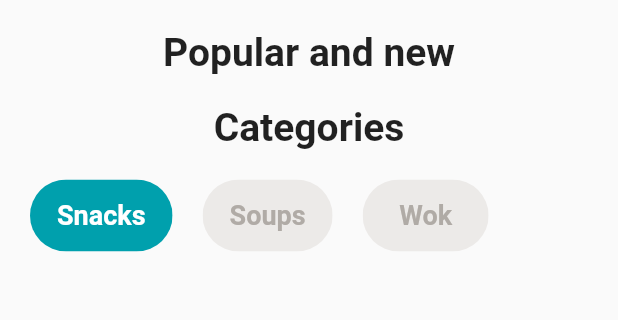
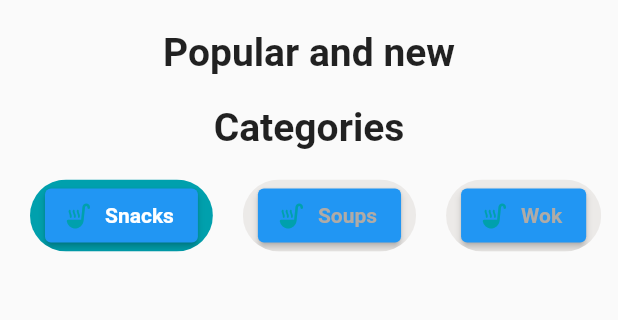
Before and after one commit to rich5k/fastfud_app, a Flutter app: the MenuPage screen opened directly, on a phone screen of 412 x 824 dp, the part 179-499 px from its top. Run offline on Flutter 3.47's test engine with Material 2 defaults, Android fonts, the phone set to English and light mode, and no system bars.

Commit message:
switched text buttons with elevated buttons

```diff
--- a/lib/menu.dart
+++ b/lib/menu.dart
@@ -72,18 +72,23 @@ class MenuPage extends StatelessWidget{
                       color: Color.fromRGBO(0, 160, 173, 1.0),
                       child: Padding(
                         padding: EdgeInsets.symmetric(horizontal: 10.0),
-                        child: TextButton(
+                        child: ElevatedButton.icon(
                           onPressed: (){
                             Navigator.push(context, MaterialPageRoute(builder: (context){
                               return MenuPage();
                             }));
                           },
-                          child: Text(
+                          icon: Icon(
+                            Icons.soup_kitchen_rounded,
+                            color: Color.fromRGBO(0, 160 , 173, 1.0),
+                            size: 20.0,
+                          ),
+                          label: Text(
                             'Snacks',
                             style: const TextStyle(
                                 color: Colors.white,
                                 fontWeight: FontWeight.bold,
-                                fontSize: 18),
+                                fontSize: 14),
                           ),
                         ),
                       ),
@@ -96,18 +101,23 @@ class MenuPage extends StatelessWidget{
                       color: Color.fromRGBO(236, 234, 232, 1.0),
                       child: Padding(
                         padding: EdgeInsets.symmetric(horizontal: 10.0),
-                        child: TextButton(
+                        child: ElevatedButton.icon(
                           onPressed: (){
                             Navigator.push(context, MaterialPageRoute(builder: (context){
                               return MenuPage();
                             }));
                           },
-                          child: Text(
+                          icon: Icon(
+                            Icons.soup_kitchen_rounded,
+                            color: Color.fromRGBO(0, 160 , 173, 1.0),
+                            size: 20.0,
+                          ),
+                          label: Text(
                             'Soups',
                             style: const TextStyle(
                                 color: Color.fromRGBO(176, 171, 166, 1.0),
                                 fontWeight: FontWeight.bold,
-                                fontSize: 18),
+                                fontSize: 14),
                           ),
                         ),
                       ),
@@ -120,18 +130,23 @@ class MenuPage extends StatelessWidget{
                       color: Color.fromRGBO(236, 234, 232, 1.0),
                       child: Padding(
                         padding: EdgeInsets.symmetric(horizontal: 10.0),
-                        child: TextButton(
+                        child: ElevatedButton.icon(
                           onPressed: (){
                             Navigator.push(context, MaterialPageRoute(builder: (context){
                               return MenuPage();
                             }));
                           },
-                          child: Text(
+                          icon: Icon(
+                            Icons.soup_kitchen_rounded,
+                            color: Color.fromRGBO(0, 160 , 173, 1.0),
+                            size: 20.0,
+                          ),
+                          label: Text(
                             'Wok',
                             style: const TextStyle(
                                 color: Color.fromRGBO(176, 171, 166, 1.0),
                                 fontWeight: FontWeight.bold,
-                                fontSize: 18),
+                                fontSize: 14),
                           ),
                         ),
                       ),
```
